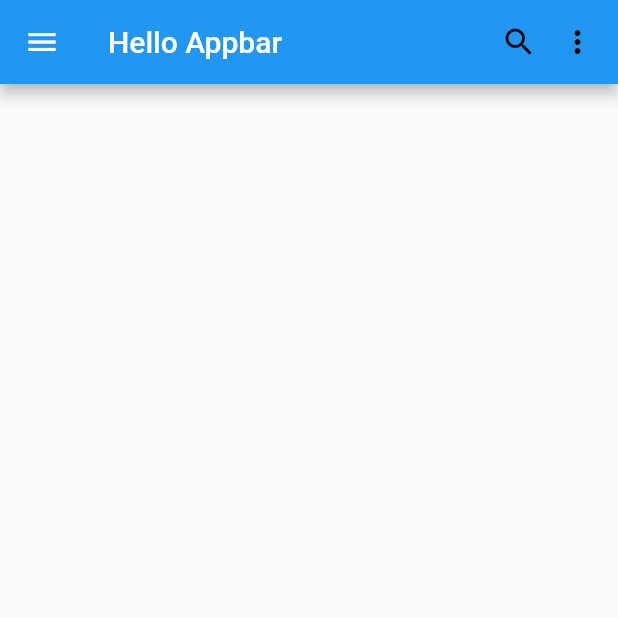
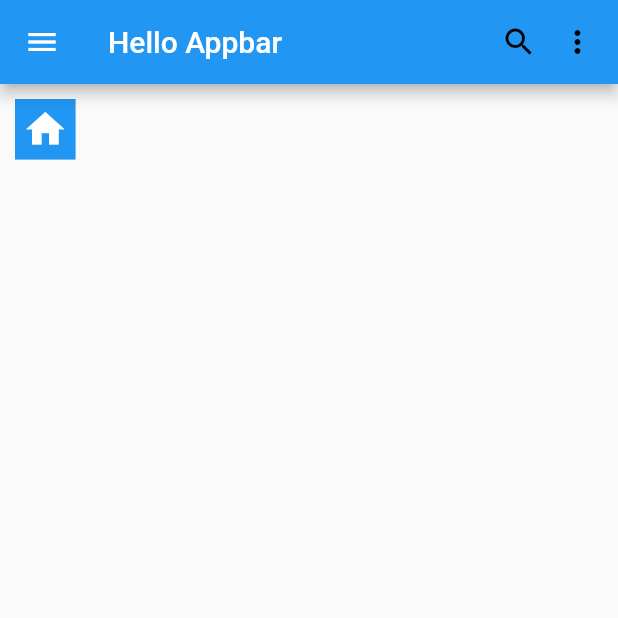
Before and after one commit to Febri19710083/belajar_flutter, a Flutter app: the screen it shows after launch, on a phone screen of 412 x 824 dp, the top half of it. Run offline on Flutter 3.47's test engine with Material 2 defaults, Android fonts, the phone set to English and light mode, and no system bars.

Commit message:
Peaktek Video 3-4

```diff
--- a/lib/main.dart
+++ b/lib/main.dart
@@ -43,6 +43,16 @@ class Home extends StatelessWidget {
         ],
         actionsIconTheme: IconThemeData(color: Colors.black),
       ),
+      body: Container(
+        color: Colors.blue,
+        margin: EdgeInsets.symmetric(horizontal: 10, vertical: 10),
+        padding: EdgeInsets.all(5),
+        child: Icon(
+          Icons.home,
+          color: Colors.white,
+          size: 30.40,
+        ),
+      ),
     );
   }
 }
```
